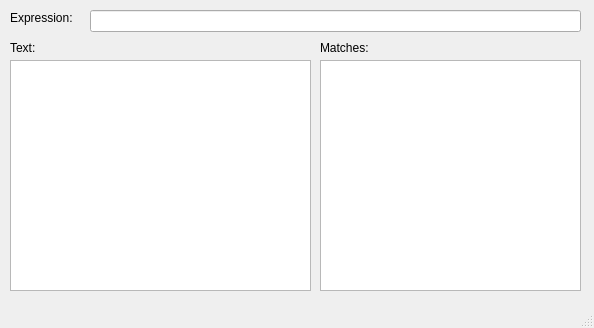
Qt form RegexCheck/RegexCheck.ui (Harakter/RegexCheck) before a commit.
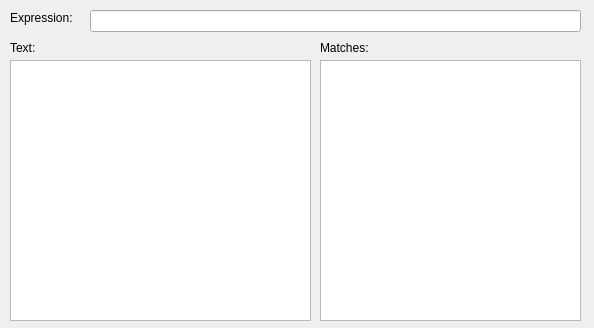
The same form after that commit.

Diff of the .ui file:
```diff
--- a/RegexCheck/RegexCheck.ui
+++ b/RegexCheck/RegexCheck.ui
@@ -43,7 +43,7 @@
       <x>320</x>
       <y>60</y>
       <width>261</width>
-      <height>231</height>
+      <height>261</height>
      </rect>
     </property>
     <property name="editTriggers">
@@ -69,7 +69,7 @@
       <x>10</x>
       <y>60</y>
       <width>301</width>
-      <height>231</height>
+      <height>261</height>
      </rect>
     </property>
    </widget>
@@ -87,7 +87,6 @@
     </property>
    </widget>
   </widget>
-  <widget class="QStatusBar" name="statusBar"/>
  </widget>
  <layoutdefault spacing="6" margin="11"/>
  <resources>
```
